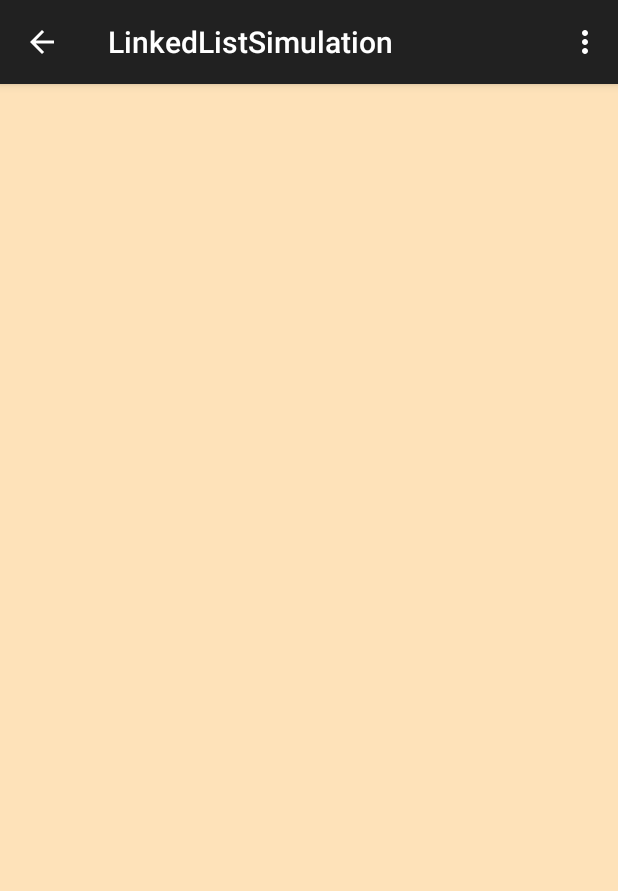
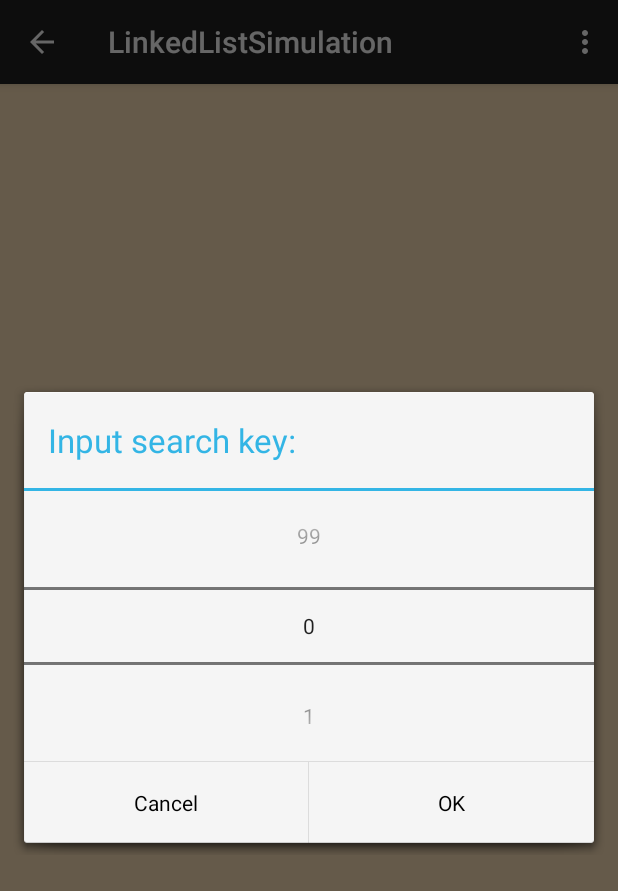
Before and after one commit to jjlendaya/CS191pinkPlastiCS, an Android app: the LinkedListSimulation screen opened directly, with no data from a screen before it, in the options menu, after a tap on "Search Node", on a phone screen of 412 x 824 dp. Shown: the top 891 px of the screen. Run offline under Robolectric (Android 15) with nearby library versions, the phone set to English and light mode, and no system bars; 1 statement that could not run was skipped.

Commit message:
Create dialog box and input for Search Node.
Pressing the Search Node button will now show a dialog box that gets an input for the search key. Max value is 99 and min value is 0. Options for the dialog box are "OK" and "Cancel".

```diff
--- /dev/null
+++ b/TreeSim/app/src/main/java/com/pinkplastics/treesim/LLSearchInputFragment.java
@@ -0,0 +1,37 @@
+package com.pinkplastics.treesim;
+
+import android.app.AlertDialog;
+import android.app.Dialog;
+import android.os.Bundle;
+import android.support.v4.app.DialogFragment;
+import android.view.View;
+import android.widget.NumberPicker;
+
+/**
+ * Created by Jeynald on 3/12/2015.
+ */
+
+
+public class LLSearchInputFragment extends DialogFragment {
+
+     NumberPicker searchKeyPicker;
+
+     @Override
+     public Dialog onCreateDialog(Bundle savedInstanceState) {
+          View v = getActivity().getLayoutInflater().inflate(R.layout.dialog_number_picker, null);
+          searchKeyPicker = (NumberPicker) v.findViewById(R.id.dialog_numberPicker);
+          searchKeyPicker.setMinValue(0);
+          searchKeyPicker.setMaxValue(99);
+
+          return new AlertDialog.Builder(getActivity(), AlertDialog.THEME_HOLO_LIGHT)
+                  .setTitle(R.string.dialog_ll_search_node)
+                  .setPositiveButton(android.R.string.ok, null)
+                  .setNegativeButton(android.R.string.cancel, null)
+                  .setView(v)
+                  .create();
+     }
+
+     public int getInputValue() {
+          return searchKeyPicker.getValue();
+     }
+}
--- /dev/null
+++ b/TreeSim/app/src/main/res/layout/dialog_number_picker.xml
@@ -0,0 +1,9 @@
+<?xml version="1.0" encoding="utf-8"?>
+<NumberPicker xmlns:android="http://schemas.android.com/apk/res/android"
+              android:layout_width="wrap_content"
+              android:layout_height="wrap_content"
+              android:id="@+id/dialog_numberPicker"
+              android:layout_gravity="center"
+              android:gravity="center">
+
+</NumberPicker>
--- a/TreeSim/app/src/main/res/values/strings.xml
+++ b/TreeSim/app/src/main/res/values/strings.xml
@@ -18,5 +18,6 @@
     <string name="desc_ll_add_node">Add Node</string>
     <string name="desc_ll_clear_list">Clear Linked List</string>
     <string name="desc_ll_default_list">Default Linked List</string>
+    <string name="dialog_ll_search_node">Input search key:</string>
 
 </resources>
```
